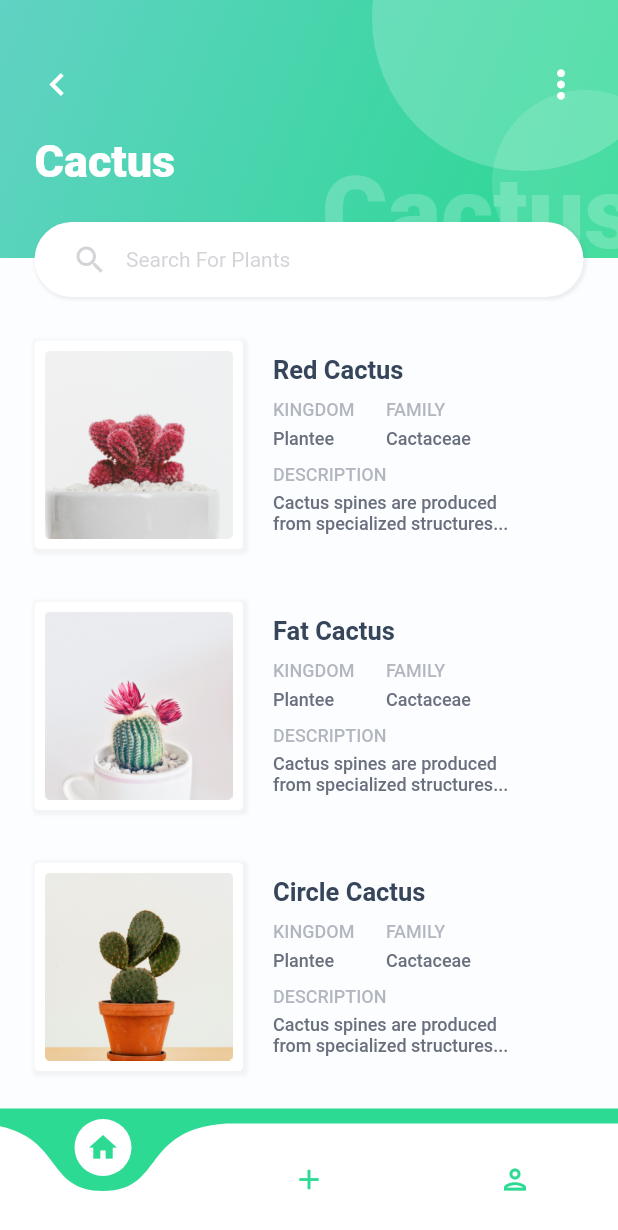
After one commit to Syahro/plant_app, a Flutter app: the CactusPage screen opened directly, on a phone screen of 412 x 824 dp. The commit adds this screen. Shown: the top 1230 px of the screen. Run offline on Flutter 3.47's test engine with Material 2 defaults, Android fonts, the phone set to English and light mode, and no system bars; drawn by our look-alikes of curved_navigation_bar.

Commit message:
done modified cactusPage and add some assets or support

```diff
--- /dev/null
+++ b/lib/pages/cactus_page.dart
@@ -0,0 +1,181 @@
+import 'package:flutter/material.dart';
+import 'package:plant_app/widget/bottom_navbar.dart';
+import 'package:plant_app/widget/cactus_card.dart';
+
+import '../theme.dart';
+
+class CactusPage extends StatelessWidget {
+  @override
+  Widget build(BuildContext context) {
+    return Scaffold(
+      backgroundColor: backgroundColor,
+      bottomNavigationBar: BottomNavbar(),
+      body: SafeArea(
+        child: ListView(
+          children: [
+            Stack(
+              children: [
+                Container(
+                  height: 172,
+                  width: double.infinity,
+                  decoration: BoxDecoration(
+                    gradient: LinearGradient(
+                      begin: Alignment.topLeft,
+                      end: Alignment.bottomRight,
+                      colors: [
+                        linearOne,
+                        linearTwo,
+                      ],
+                    ),
+                  ),
+                  child: Stack(
+                    children: [
+                      Positioned(
+                        top: -90,
+                        right: -40,
+                        child: Container(
+                          height: 204,
+                          width: 204,
+                          decoration: BoxDecoration(
+                            color: whiteColor.withOpacity(0.2),
+                            borderRadius: BorderRadius.circular(102),
+                          ),
+                        ),
+                      ),
+                      Positioned(
+                        top: 60,
+                        right: -40,
+                        child: Container(
+                          height: 124,
+                          width: 124,
+                          decoration: BoxDecoration(
+                            color: whiteColor.withOpacity(0.13),
+                            borderRadius: BorderRadius.circular(102),
+                          ),
+                        ),
+                      ),
+                      Positioned(
+                        bottom: -10,
+                        right: -12,
+                        child: Text(
+                          'Cactus',
+                          style: TextStyle(
+                            fontSize: 67,
+                            fontWeight: FontWeight.w900,
+                            color: whiteColor.withOpacity(0.2),
+                          ),
+                        ),
+                      ),
+                      Padding(
+                        padding: EdgeInsets.fromLTRB(23, 41, 23, 0),
+                        child: Column(
+                          crossAxisAlignment: CrossAxisAlignment.start,
+                          children: [
+                            Row(
+                              mainAxisAlignment: MainAxisAlignment.spaceBetween,
+                              children: [
+                                Icon(
+                                  Icons.chevron_left,
+                                  color: whiteColor,
+                                  size: 30,
+                                ),
+                                Icon(
+                                  Icons.more_vert,
+                                  color: whiteColor,
+                                  size: 30,
+                                ),
+                              ],
+                            ),
+                            SizedBox(
+                              height: 19,
+                            ),
+                            Text(
+                              'Cactus',
+                              style: TextStyle(
+                                fontWeight: FontWeight.w900,
+                                color: whiteColor,
+                                fontSize: 30,
+                              ),
+                            ),
+                          ],
+                        ),
+                      ),
+                    ],
+                  ),
+                ),
+                Container(
+                  width: double.infinity,
+                  color: backgroundColor,
+                  margin: EdgeInsets.only(top: 172),
+                  padding: EdgeInsets.only(
+                    top: 55,
+                    left: 23,
+                    right: 23,
+                  ),
+                  child: Column(
+                    children: [
+                      CactusCard('cactus1.png', 'Red Cactus'),
+                      SizedBox(
+                        height: 35,
+                      ),
+                      CactusCard('cactus2.png', 'Fat Cactus'),
+                      SizedBox(
+                        height: 35,
+                      ),
+                      CactusCard('cactus3.png', 'Circle Cactus'),
+                      SizedBox(
+                        height: 35,
+                      ),
+                    ],
+                  ),
+                ),
+                Positioned(
+                  top: 148,
+                  child: Container(
+                    margin: EdgeInsets.symmetric(horizontal: 23),
+                    width: MediaQuery.of(context).size.width - (2 * 23),
+                    height: 50,
+                    decoration: BoxDecoration(
+                      color: whiteColor,
+                      borderRadius: BorderRadius.circular(25),
+                      boxShadow: [
+                        BoxShadow(
+                          color: darkGreyColor.withOpacity(0.1),
+                          blurRadius: 1,
+                          spreadRadius: 1,
+                          offset: Offset(1, 1),
+                        )
+                      ],
+                    ),
+                    child: Padding(
+                      padding: EdgeInsets.symmetric(horizontal: 25),
+                      child: Row(
+                        children: [
+                          Icon(
+                            Icons.search,
+                            color: darkGreyColor.withOpacity(0.3),
+                          ),
+                          SizedBox(
+                            width: 12,
+                          ),
+                          Text(
+                            'Search For Plants ',
+                            style: TextStyle(
+                              fontWeight: FontWeight.w400,
+                              fontSize: 14,
+                              color: darkGreyColor.withOpacity(0.3),
+                            ),
+                          ),
+                        ],
+                      ),
+                    ),
+                  ),
+                ),
+              ],
+            )
+          ],
+        ),
+      ),
+    );
+  }
+}
--- a/lib/pages/species_page.dart
+++ b/lib/pages/species_page.dart
@@ -1,4 +1,5 @@
 import 'package:flutter/material.dart';
+import 'package:plant_app/pages/cactus_page.dart';
 import 'package:plant_app/widget/alphabet_filter.dart';
 import 'package:plant_app/widget/bottom_navbar.dart';
 import 'package:plant_app/widget/content_title.dart';
@@ -123,7 +124,19 @@ class SpeciesPage extends StatelessWidget {
                           SizedBox(
                             height: 15,
                           ),
-                          ContentTitle('CACTUS', false),
+                          InkWell(
+                            onTap: () {
+                              Navigator.push(
+                                context,
+                                MaterialPageRoute(
+                                  builder: (context) {
+                                    return CactusPage();
+                                  },
+                                ),
+                              );
+                            },
+                            child: ContentTitle('CACTUS', false),
+                          ),
                           SizedBox(
                             height: 15,
                           ),
--- /dev/null
+++ b/lib/widget/cactus_card.dart
@@ -0,0 +1,138 @@
+import 'package:flutter/material.dart';
+
+import '../theme.dart';
+
+class CactusCard extends StatelessWidget {
+  final String imageUrl;
+  final String title;
+
+  CactusCard(
+    this.imageUrl,
+    this.title,
+  );
+  @override
+  Widget build(BuildContext context) {
+    return Row(
+      children: [
+        Container(
+          height: 139,
+          width: 139,
+          padding: EdgeInsets.all(7),
+          decoration: BoxDecoration(
+            color: whiteColor,
+            borderRadius: BorderRadius.circular(3),
+            boxShadow: [
+              BoxShadow(
+                color: Colors.grey.withOpacity(0.1),
+                blurRadius: 1,
+                spreadRadius: 2,
+                offset: Offset(1, 1),
+              )
+            ],
+          ),
+          child: Image.asset(
+            'assets/$imageUrl',
+            width: double.infinity,
+            height: double.infinity,
+          ),
+        ),
+        SizedBox(
+          width: 20,
+        ),
+        Column(
+          crossAxisAlignment: CrossAxisAlignment.start,
+          children: [
+            Text(
+              title,
+              style: TextStyle(
+                fontWeight: FontWeight.bold,
+                color: darkColor,
+                fontSize: 17,
+              ),
+            ),
+            SizedBox(
+              height: 10,
+            ),
+            Row(
+              children: [
+                Column(
+                  crossAxisAlignment: CrossAxisAlignment.start,
+                  children: [
+                    Text(
+                      'KINGDOM',
+                      style: TextStyle(
+                        fontWeight: FontWeight.w500,
+                        color: darkGreyColor.withOpacity(0.5),
+                        fontSize: 12,
+                      ),
+                    ),
+                    SizedBox(
+                      height: 5,
+                    ),
+                    Text(
+                      'Plantee',
+                      style: TextStyle(
+                        fontWeight: FontWeight.w500,
+                        color: darkGreyColor,
+                        fontSize: 12,
+                      ),
+                    ),
+                  ],
+                ),
+                SizedBox(
+                  width: 21,
+                ),
+                Column(
+                  crossAxisAlignment: CrossAxisAlignment.start,
+                  children: [
+                    Text(
+                      'FAMILY',
+                      style: TextStyle(
+                        fontWeight: FontWeight.w500,
+                        color: darkGreyColor.withOpacity(0.5),
+                        fontSize: 12,
+                      ),
+                    ),
+                    SizedBox(
+                      height: 5,
+                    ),
+                    Text(
+                      'Cactaceae',
+                      style: TextStyle(
+                        fontWeight: FontWeight.w500,
+                        color: darkGreyColor,
+                        fontSize: 12,
+                      ),
+                    ),
+                  ],
+                ),
+              ],
+            ),
+            SizedBox(
+              height: 10,
+            ),
+            Text(
+              'DESCRIPTION',
+              style: TextStyle(
+                fontWeight: FontWeight.w500,
+                color: darkGreyColor.withOpacity(0.5),
+                fontSize: 12,
+              ),
+            ),
+            SizedBox(
+              height: 5,
+            ),
+            Text(
+              'Cactus spines are produced\nfrom specialized structures...',
+              style: TextStyle(
+                fontWeight: FontWeight.w500,
+                color: darkGreyColor,
+                fontSize: 12,
+              ),
+            ),
+          ],
+        )
+      ],
+    );
+  }
+}
```
Also changed, not shown: assets/cactus1.png (added), assets/cactus2.png (added), assets/cactus3.png (added).
